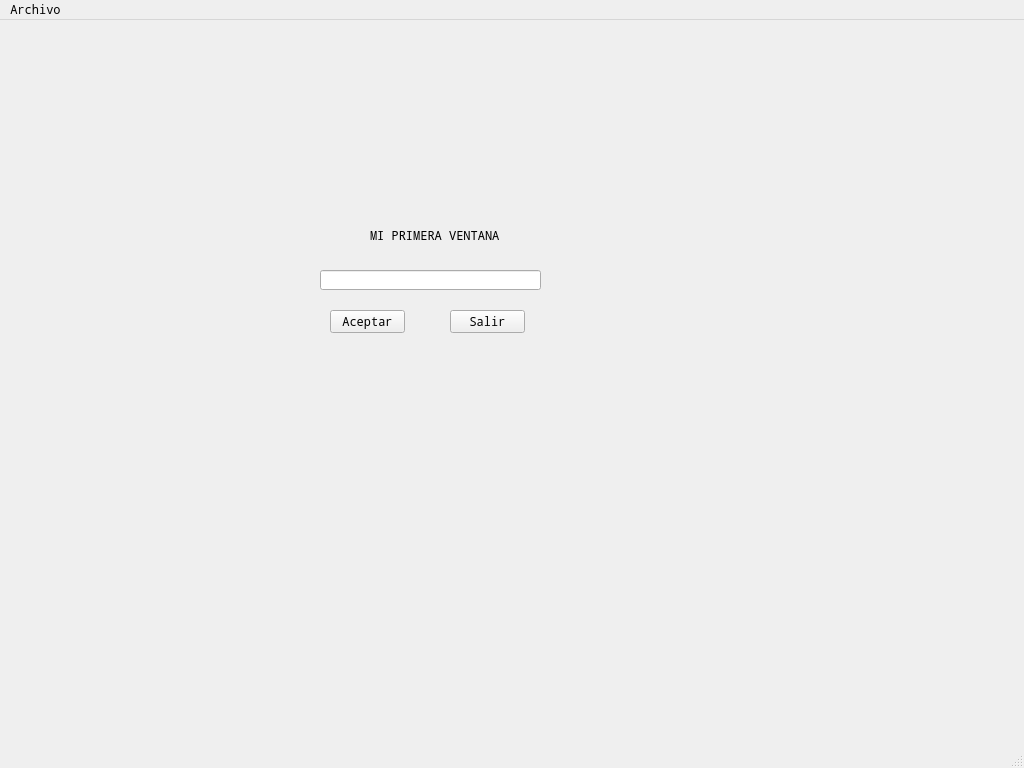
The window that window.ui (rulonunhez/nunezsantos) describes before a commit, drawn with Qt 5.
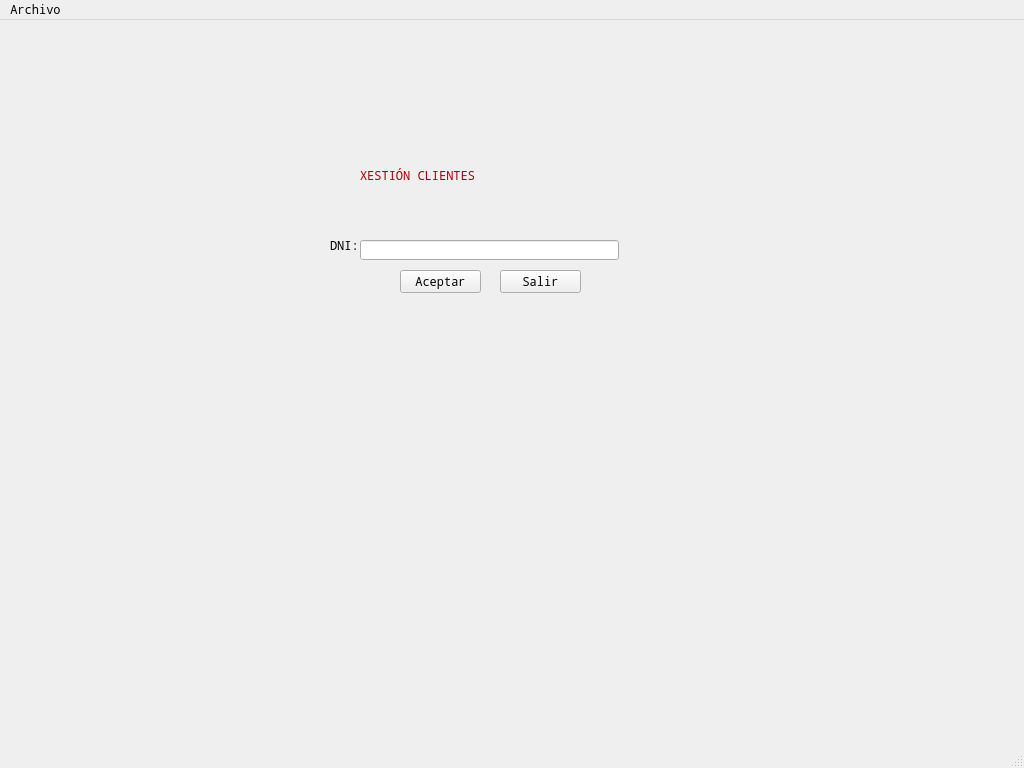
The same window after the commit.

Commit message: Módulo Clientes

What changed in the file:
```diff
--- a/window.ui
+++ b/window.ui
@@ -19,25 +19,12 @@
    <string>MainWindow</string>
   </property>
   <widget class="QWidget" name="centralwidget">
-   <widget class="QPushButton" name="btnAceptar">
+   <widget class="QLabel" name="lblClientes">
     <property name="geometry">
      <rect>
-      <x>330</x>
-      <y>290</y>
-      <width>75</width>
-      <height>23</height>
-     </rect>
-    </property>
-    <property name="text">
-     <string>Aceptar</string>
-    </property>
-   </widget>
-   <widget class="QLabel" name="lblTitulo">
-    <property name="geometry">
-     <rect>
-      <x>370</x>
-      <y>190</y>
-      <width>211</width>
+      <x>360</x>
+      <y>130</y>
+      <width>271</width>
       <height>51</height>
      </rect>
     </property>
@@ -53,7 +40,7 @@
        <colorrole role="WindowText">
         <brush brushstyle="SolidPattern">
          <color alpha="255">
-          <red>0</red>
+          <red>170</red>
           <green>0</green>
           <blue>0</blue>
          </color>
@@ -107,7 +94,7 @@
        <colorrole role="Text">
         <brush brushstyle="SolidPattern">
          <color alpha="255">
-          <red>0</red>
+          <red>170</red>
           <green>0</green>
           <blue>0</blue>
          </color>
@@ -125,7 +112,7 @@
        <colorrole role="ButtonText">
         <brush brushstyle="SolidPattern">
          <color alpha="255">
-          <red>0</red>
+          <red>170</red>
           <green>0</green>
           <blue>0</blue>
          </color>
@@ -185,12 +172,21 @@
          </color>
         </brush>
        </colorrole>
+       <colorrole role="PlaceholderText">
+        <brush brushstyle="NoBrush">
+         <color alpha="128">
+          <red>170</red>
+          <green>0</green>
+          <blue>0</blue>
+         </color>
+        </brush>
+       </colorrole>
       </active>
       <inactive>
        <colorrole role="WindowText">
         <brush brushstyle="SolidPattern">
          <color alpha="255">
-          <red>0</red>
+          <red>170</red>
           <green>0</green>
           <blue>0</blue>
          </color>
@@ -244,7 +240,7 @@
        <colorrole role="Text">
         <brush brushstyle="SolidPattern">
          <color alpha="255">
-          <red>0</red>
+          <red>170</red>
           <green>0</green>
           <blue>0</blue>
          </color>
@@ -262,7 +258,7 @@
        <colorrole role="ButtonText">
         <brush brushstyle="SolidPattern">
          <color alpha="255">
-          <red>0</red>
+          <red>170</red>
           <green>0</green>
           <blue>0</blue>
          </color>
@@ -322,12 +318,21 @@
          </color>
         </brush>
        </colorrole>
+       <colorrole role="PlaceholderText">
+        <brush brushstyle="NoBrush">
+         <color alpha="128">
+          <red>170</red>
+          <green>0</green>
+          <blue>0</blue>
+         </color>
+        </brush>
+       </colorrole>
       </inactive>
       <disabled>
        <colorrole role="WindowText">
         <brush brushstyle="SolidPattern">
          <color alpha="255">
-          <red>85</red>
+          <red>170</red>
           <green>0</green>
           <blue>0</blue>
          </color>
@@ -381,7 +386,7 @@
        <colorrole role="Text">
         <brush brushstyle="SolidPattern">
          <color alpha="255">
-          <red>85</red>
+          <red>170</red>
           <green>0</green>
           <blue>0</blue>
          </color>
@@ -399,7 +404,7 @@
        <colorrole role="ButtonText">
         <brush brushstyle="SolidPattern">
          <color alpha="255">
-          <red>85</red>
+          <red>170</red>
           <green>0</green>
           <blue>0</blue>
          </color>
@@ -459,29 +464,33 @@
          </color>
         </brush>
        </colorrole>
+       <colorrole role="PlaceholderText">
+        <brush brushstyle="NoBrush">
+         <color alpha="128">
+          <red>170</red>
+          <green>0</green>
+          <blue>0</blue>
+         </color>
+        </brush>
+       </colorrole>
       </disabled>
      </palette>
     </property>
-    <property name="text">
-     <string>MI PRIMERA VENTANA</string>
+    <property name="styleSheet">
+     <string notr="true">font: 22pt &quot;Palatino Linotype&quot;;
+color: rgb(170, 0, 0);
+</string>
     </property>
-   </widget>
-   <widget class="QLineEdit" name="txtDatos">
-    <property name="geometry">
-     <rect>
-      <x>320</x>
-      <y>250</y>
-      <width>221</width>
-      <height>20</height>
-     </rect>
+    <property name="text">
+     <string>XESTIÓN CLIENTES</string>
     </property>
    </widget>
    <widget class="QPushButton" name="pushButton">
     <property name="geometry">
      <rect>
-      <x>450</x>
-      <y>290</y>
-      <width>75</width>
+      <x>500</x>
+      <y>250</y>
+      <width>81</width>
       <height>23</height>
      </rect>
     </property>
@@ -489,6 +498,59 @@
      <string>Salir</string>
     </property>
    </widget>
+   <widget class="QPushButton" name="btnAceptar">
+    <property name="geometry">
+     <rect>
+      <x>400</x>
+      <y>250</y>
+      <width>81</width>
+      <height>23</height>
+     </rect>
+    </property>
+    <property name="text">
+     <string>Aceptar</string>
+    </property>
+   </widget>
+   <widget class="QLineEdit" name="txtDatos">
+    <property name="geometry">
+     <rect>
+      <x>360</x>
+      <y>220</y>
+      <width>259</width>
+      <height>20</height>
+     </rect>
+    </property>
+   </widget>
+   <widget class="QLabel" name="lblDNI">
+    <property name="geometry">
+     <rect>
+      <x>330</x>
+      <y>200</y>
+      <width>31</width>
+      <height>51</height>
+     </rect>
+    </property>
+    <property name="styleSheet">
+     <string notr="true">font: 8pt &quot;MS Shell Dlg 2&quot;;
+</string>
+    </property>
+    <property name="text">
+     <string>DNI:</string>
+    </property>
+   </widget>
+   <widget class="QLabel" name="lblValidoDNI">
+    <property name="geometry">
+     <rect>
+      <x>630</x>
+      <y>220</y>
+      <width>47</width>
+      <height>13</height>
+     </rect>
+    </property>
+    <property name="text">
+     <string/>
+    </property>
+   </widget>
   </widget>
   <widget class="QMenuBar" name="menubar">
    <property name="geometry">
```
Left out of the diff: 7 changed lines with no effect on the pictures. The commit also changes 5 other files.
